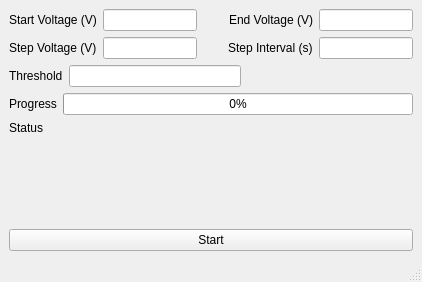
This is tf03_test/apd_experiment_main_window.ui in codincodee/tf0x_dev as Qt 5 draws it before an edit. The edited form follows.
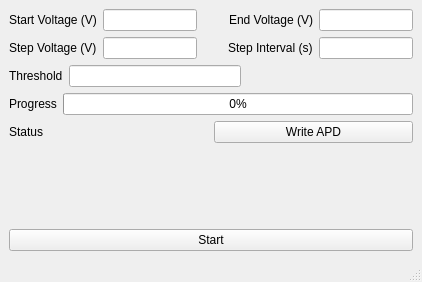
This is the edited form.

```diff
--- a/tf03_test/apd_experiment_main_window.ui
+++ b/tf03_test/apd_experiment_main_window.ui
@@ -145,6 +145,13 @@
           </property>
          </widget>
         </item>
+        <item>
+         <widget class="QPushButton" name="WriteAPDPushButton">
+          <property name="text">
+           <string>Write APD</string>
+          </property>
+         </widget>
+        </item>
        </layout>
       </item>
       <item>
```
